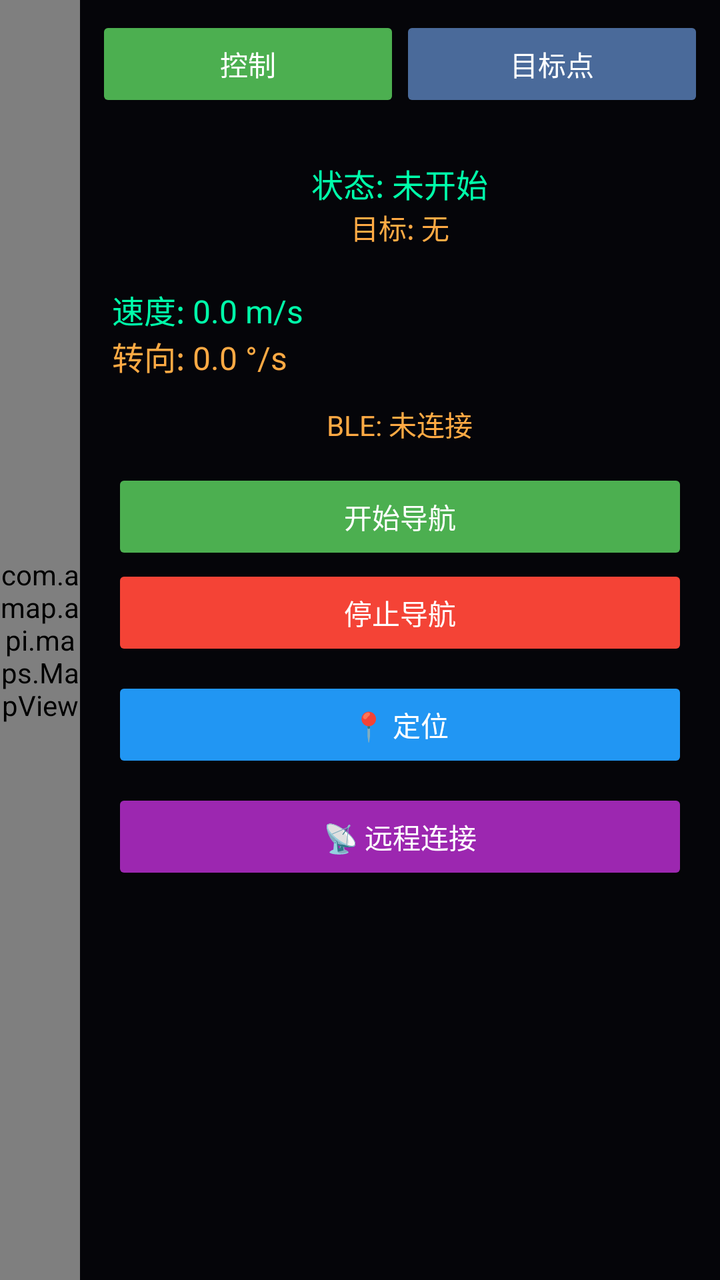
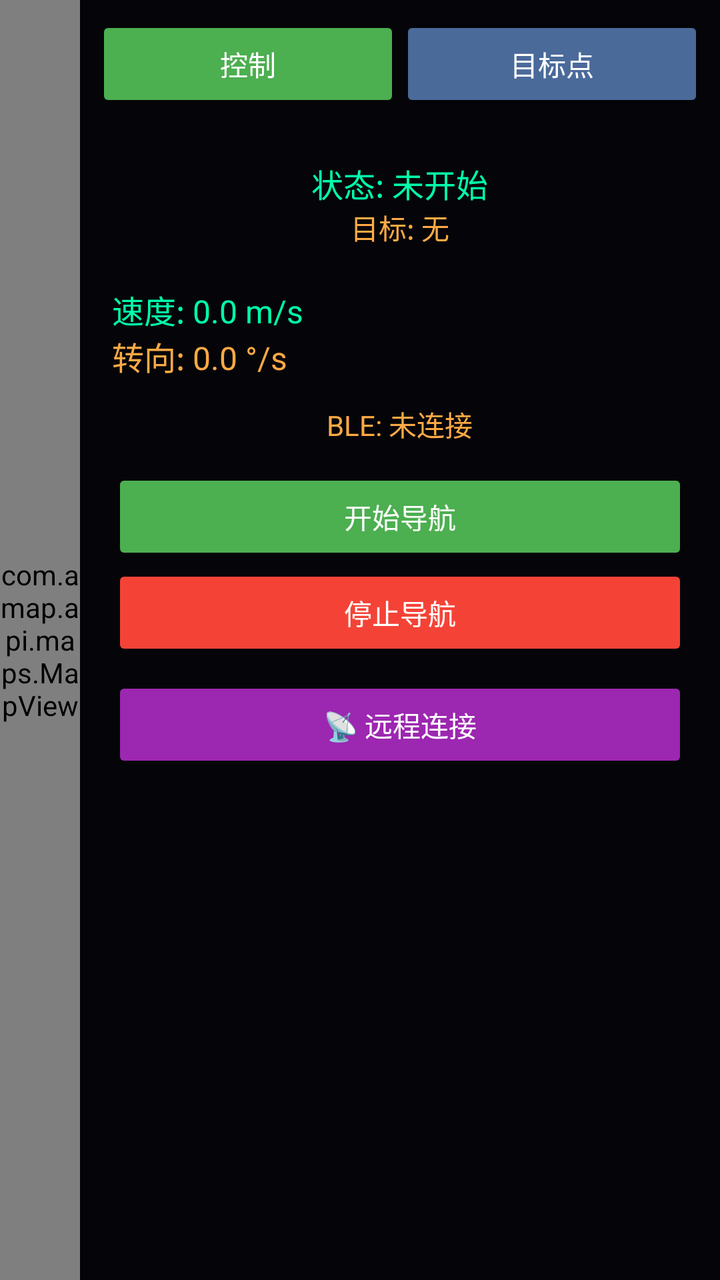

Two renders of the same Android screen: before a commit and after it. Below are the layout's source before the change and the commit's diff.
<!-- AndroidManifest.xml: activity theme AppTheme -->
<!-- res/layout/activity_autodrive.xml -->
<?xml version="1.0" encoding="utf-8"?>
<LinearLayout xmlns:android="http://schemas.android.com/apk/res/android"
    android:layout_width="match_parent"
    android:layout_height="match_parent"
    android:orientation="horizontal"
    android:background="#1A1A2E">

    
    <com.amap.api.maps.MapView
        android:id="@+id/autodrive_map"
        android:layout_width="0dp"
        android:layout_height="match_parent"
        android:layout_weight="1" />

    
    <LinearLayout
        android:layout_width="320dp"
        android:layout_height="match_parent"
        android:orientation="vertical"
        android:background="#CC000000"
        android:padding="8dp">

        
        <LinearLayout
            android:layout_width="match_parent"
            android:layout_height="wrap_content"
            android:orientation="horizontal"
            android:layout_marginBottom="8dp">

            <Button
                android:id="@+id/tab_control"
                android:layout_width="0dp"
                android:layout_height="wrap_content"
                android:layout_weight="1"
                android:text="控制"
                android:textColor="#FFFFFF"
                android:backgroundTint="#4CAF50" />

            <Button
                android:id="@+id/tab_points"
                android:layout_width="0dp"
                android:layout_height="wrap_content"
                android:layout_weight="1"
                android:text="目标点"
                android:textColor="#FFFFFF"
                android:backgroundTint="#4A6A9A" />
        </LinearLayout>

        
        <FrameLayout
            android:layout_width="match_parent"
            android:layout_height="0dp"
            android:layout_weight="1">

            
            <ScrollView
                android:id="@+id/scroll_control"
                android:layout_width="match_parent"
                android:layout_height="match_parent"
                android:fillViewport="true"
                android:visibility="visible">

                <LinearLayout
                    android:layout_width="match_parent"
                    android:layout_height="wrap_content"
                    android:orientation="vertical"
                    android:gravity="center_horizontal"
                    android:padding="8dp">

                    <TextView
                        android:id="@+id/tv_status"
                        android:layout_width="wrap_content"
                        android:layout_height="wrap_content"
                        android:text="状态: 未开始"
                        android:textColor="#00FFAA"
                        android:textSize="16sp"
                        android:layout_marginTop="8dp"/>

                    <TextView
                        android:id="@+id/tv_current_target"
                        android:layout_width="wrap_content"
                        android:layout_height="wrap_content"
                        android:text="目标: 无"
                        android:textColor="#FFAA44"
                        android:textSize="14sp"/>

                    <TextView
                        android:id="@+id/tv_info"
                        android:layout_width="wrap_content"
                        android:layout_height="wrap_content"
                        android:text=""
                        android:textColor="#FFFFFF"
                        android:textSize="14sp"/>

                    <TextView
                        android:id="@+id/tv_speed"
                        android:layout_width="match_parent"
                        android:layout_height="wrap_content"
                        android:text="速度: 0.0 m/s"
                        android:textColor="#00FFAA"
                        android:textSize="16sp"/>

                    <TextView
                        android:id="@+id/tv_turn"
                        android:layout_width="match_parent"
                        android:layout_height="wrap_content"
                        android:text="转向: 0.0 °/s"
                        android:textColor="#FFAA44"
                        android:textSize="16sp"/>

                    <TextView
                        android:id="@+id/tv_ble_status"
                        android:layout_width="wrap_content"
                        android:layout_height="wrap_content"
                        android:text="BLE: 未连接"
                        android:textColor="#FFAA44"
                        android:textSize="14sp"
                        android:layout_marginTop="12dp"/>

                    <Button
                        android:id="@+id/btn_start_nav"
                        android:layout_width="match_parent"
                        android:layout_height="wrap_content"
                        android:text="开始导航"
                        android:backgroundTint="#4CAF50"
                        android:textColor="#FFFFFF"
                        android:layout_marginTop="12dp"/>

                    <Button
                        android:id="@+id/btn_stop_nav"
                        android:layout_width="match_parent"
                        android:layout_height="wrap_content"
                        android:text="停止导航"
                        android:enabled="false"
                        android:backgroundTint="#F44336"
                        android:textColor="#FFFFFF"/>

                    <Button
                        android:id="@+id/btn_locate"
                        android:layout_width="match_parent"
                        android:layout_height="wrap_content"
                        android:layout_marginTop="8dp"
                        android:text="📍 定位"
                        android:backgroundTint="#2196F3"
                        android:textColor="#FFFFFF"/>
                    <Button
                        android:id="@+id/btn_remote_control"
                        android:layout_width="match_parent"
                        android:layout_height="wrap_content"
                        android:layout_marginTop="8dp"
                        android:text="📡 远程连接"
                        android:backgroundTint="#9C27B0"
                        android:textColor="#FFFFFF"/>
                </LinearLayout>
            </ScrollView>

            
            <LinearLayout
                android:id="@+id/page_points"
                android:layout_width="match_parent"
                android:layout_height="match_parent"
                android:orientation="vertical"
                android:padding="8dp"
                android:visibility="gone">

                <TextView
                    android:layout_width="wrap_content"
                    android:layout_height="wrap_content"
                    android:text="目标点列表"
                    android:textColor="#FFFFFF"
                    android:textSize="18sp"
                    android:layout_marginBottom="8dp"/>

                <ListView
                    android:id="@+id/lv_waypoints"
                    android:layout_width="match_parent"
                    android:layout_height="0dp"
                    android:layout_weight="1"
                    android:background="#33000000"
                    android:padding="4dp"
                    android:divider="#444444"
                    android:dividerHeight="1dp"
                    android:choiceMode="singleChoice"/>

                
                <LinearLayout
                    android:layout_width="match_parent"
                    android:layout_height="wrap_content"
                    android:orientation="horizontal"
                    android:layout_marginTop="8dp">

                    <Button
                        android:id="@+id/btn_add_current_pos"
                        android:layout_width="0dp"
                        android:layout_weight="1"
                        android:layout_height="wrap_content"
                        android:text="标记自己"
                        android:textSize="12sp"
                        android:backgroundTint="#4A6A9A"
                        android:textColor="#FFFFFF"/>

                    <Button
                        android:id="@+id/btn_delete_selected"
                        android:layout_width="0dp"
                        android:layout_weight="1"
                        android:layout_height="wrap_content"
                        android:text="删除选中"
                        android:textSize="12sp"
                        android:backgroundTint="#F44336"
                        android:textColor="#FFFFFF"
                        android:layout_marginStart="4dp"/>

                    <Button
                        android:id="@+id/btn_clear_points"
                        android:layout_width="0dp"
                        android:layout_weight="1"
                        android:layout_height="wrap_content"
                        android:text="清空所有"
                        android:textSize="12sp"
                        android:backgroundTint="#FF5722"
                        android:textColor="#FFFFFF"
                        android:layout_marginStart="4dp"/>

                </LinearLayout>

            </LinearLayout>

        </FrameLayout>

    </LinearLayout>

</LinearLayout>
<!-- resources referenced by this layout -->
<resources>
  <style name="AppTheme" parent="Theme.AppCompat.Light.NoActionBar" />
</resources>

<!-- the commit's change to res/layout/activity_autodrive.xml (unified diff, before → after) -->
@@ -2,48 +2,64 @@
 <LinearLayout xmlns:android="http://schemas.android.com/apk/res/android"
     android:layout_width="match_parent"
     android:layout_height="match_parent"
-    android:orientation="horizontal"
-    android:background="#1A1A2E">
+    android:background="#1A1A2E"
+    android:orientation="horizontal">
 
     
-    <com.amap.api.maps.MapView
-        android:id="@+id/autodrive_map"
+    <FrameLayout
         android:layout_width="0dp"
         android:layout_height="match_parent"
-        android:layout_weight="1" />
+        android:layout_weight="1">
+
+        
+        <com.amap.api.maps.MapView
+            android:id="@+id/autodrive_map"
+            android:layout_width="match_parent"
+            android:layout_height="match_parent" />
+
+        
+        <ImageButton
+            android:id="@+id/btn_locate"
+            android:layout_width="48dp"
+            android:layout_height="48dp"
+            android:layout_gravity="bottom|end"
+            android:layout_marginBottom="100dp"
+            android:background="@raw/ic_locate" />
+
+    </FrameLayout>
 
     
     <LinearLayout
         android:layout_width="320dp"
         android:layout_height="match_parent"
+        android:background="#CC000000"
         android:orientation="vertical"
-        android:background="#CC000000"
         android:padding="8dp">
 
         
         <LinearLayout
             android:layout_width="match_parent"
             android:layout_height="wrap_content"
-            android:orientation="horizontal"
-            android:layout_marginBottom="8dp">
+            android:layout_marginBottom="8dp"
+            android:orientation="horizontal">
 
             <Button
                 android:id="@+id/tab_control"
                 android:layout_width="0dp"
                 android:layout_height="wrap_content"
                 android:layout_weight="1"
+                android:backgroundTint="#4CAF50"
                 android:text="控制"
-                android:textColor="#FFFFFF"
-                android:backgroundTint="#4CAF50" />
+                android:textColor="#FFFFFF" />
 
             <Button
                 android:id="@+id/tab_points"
                 android:layout_width="0dp"
                 android:layout_height="wrap_content"
                 android:layout_weight="1"
+                android:backgroundTint="#4A6A9A"
                 android:text="目标点"
-                android:textColor="#FFFFFF"
-                android:backgroundTint="#4A6A9A" />
+                android:textColor="#FFFFFF" />
         </LinearLayout>
 
         
@@ -63,18 +79,18 @@
                 <LinearLayout
                     android:layout_width="match_parent"
                     android:layout_height="wrap_content"
+                    android:gravity="center_horizontal"
                     android:orientation="vertical"
-                    android:gravity="center_horizontal"
                     android:padding="8dp">
 
                     <TextView
                         android:id="@+id/tv_status"
                         android:layout_width="wrap_content"
                         android:layout_height="wrap_content"
+                        android:layout_marginTop="8dp"
                         android:text="状态: 未开始"
                         android:textColor="#00FFAA"
-                        android:textSize="16sp"
-                        android:layout_marginTop="8dp"/>
+                        android:textSize="16sp" />
 
                     <TextView
                         android:id="@+id/tv_current_target"
@@ -82,7 +98,7 @@
                         android:layout_height="wrap_content"
                         android:text="目标: 无"
                         android:textColor="#FFAA44"
-                        android:textSize="14sp"/>
+                        android:textSize="14sp" />
 
                     <TextView
                         android:id="@+id/tv_info"
@@ -90,7 +106,7 @@
                         android:layout_height="wrap_content"
                         android:text=""
                         android:textColor="#FFFFFF"
-                        android:textSize="14sp"/>
+                        android:textSize="14sp" />
 
                     <TextView
                         android:id="@+id/tv_speed"
@@ -98,7 +114,7 @@
                         android:layout_height="wrap_content"
                         android:text="速度: 0.0 m/s"
                         android:textColor="#00FFAA"
-                        android:textSize="16sp"/>
+                        android:textSize="16sp" />
 
                     <TextView
                         android:id="@+id/tv_turn"
@@ -106,51 +122,44 @@
                         android:layout_height="wrap_content"
                         android:text="转向: 0.0 °/s"
                         android:textColor="#FFAA44"
-                        android:textSize="16sp"/>
+                        android:textSize="16sp" />
 
                     <TextView
                         android:id="@+id/tv_ble_status"
                         android:layout_width="wrap_content"
                         android:layout_height="wrap_content"
+                        android:layout_marginTop="12dp"
                         android:text="BLE: 未连接"
                         android:textColor="#FFAA44"
-                        android:textSize="14sp"
-                        android:layout_marginTop="12dp"/>
+                        android:textSize="14sp" />
 
                     <Button
                         android:id="@+id/btn_start_nav"
                         android:layout_width="match_parent"
                         android:layout_height="wrap_content"
+                        android:layout_marginTop="12dp"
+                        android:backgroundTint="#4CAF50"
                         android:text="开始导航"
-                        android:backgroundTint="#4CAF50"
-                        android:textColor="#FFFFFF"
-                        android:layout_marginTop="12dp"/>
+                        android:textColor="#FFFFFF" />
 
                     <Button
                         android:id="@+id/btn_stop_nav"
                         android:layout_width="match_parent"
                         android:layout_height="wrap_content"
+                        android:backgroundTint="#F44336"
+                        android:enabled="false"
                         android:text="停止导航"
-                        android:enabled="false"
-                        android:backgroundTint="#F44336"
-                        android:textColor="#FFFFFF"/>
-
-                    <Button
-                        android:id="@+id/btn_locate"
+                        android:textColor="#FFFFFF" />
+
+                    <Button
+                        android:id="@+id/btn_remote_control"
                         android:layout_width="match_parent"
                         android:layout_height="wrap_content"
                         android:layout_marginTop="8dp"
-                        android:text="📍 定位"
-                        android:backgroundTint="#2196F3"
-                        android:textColor="#FFFFFF"/>
-                    <Button
-                        android:id="@+id/btn_remote_control"
-                        android:layout_width="match_parent"
-                        android:layout_height="wrap_content"
-                        android:layout_marginTop="8dp"
+                        android:backgroundTint="#9C27B0"
                         android:text="📡 远程连接"
-                        android:backgroundTint="#9C27B0"
-                        android:textColor="#FFFFFF"/>
+                        android:textColor="#FFFFFF" />
+
                 </LinearLayout>
             </ScrollView>
 
@@ -166,10 +175,10 @@
                 <TextView
                     android:layout_width="wrap_content"
                     android:layout_height="wrap_content"
+                    android:layout_marginBottom="8dp"
                     android:text="目标点列表"
                     android:textColor="#FFFFFF"
-                    android:textSize="18sp"
-                    android:layout_marginBottom="8dp"/>
+                    android:textSize="18sp" />
 
                 <ListView
                     android:id="@+id/lv_waypoints"
@@ -177,49 +186,49 @@
                     android:layout_height="0dp"
                     android:layout_weight="1"
                     android:background="#33000000"
-                    android:padding="4dp"
+                    android:choiceMode="singleChoice"
                     android:divider="#444444"
                     android:dividerHeight="1dp"
-                    android:choiceMode="singleChoice"/>
+                    android:padding="4dp" />
 
                 
                 <LinearLayout
                     android:layout_width="match_parent"
                     android:layout_height="wrap_content"
-                    android:orientation="horizontal"
-                    android:layout_marginTop="8dp">
+                    android:layout_marginTop="8dp"
+                    android:orientation="horizontal">
 
                     <Button
                         android:id="@+id/btn_add_current_pos"
                         android:layout_width="0dp"
+                        android:layout_height="wrap_content"
                         android:layout_weight="1"
-                        android:layout_height="wrap_content"
+                        android:backgroundTint="#4A6A9A"
                         android:text="标记自己"
-                        android:textSize="12sp"
-                        android:backgroundTint="#4A6A9A"
-                        android:textColor="#FFFFFF"/>
+                        android:textColor="#FFFFFF"
+                        android:textSize="12sp" />
 
                     <Button
                         android:id="@+id/btn_delete_selected"
                         android:layout_width="0dp"
+                        android:layout_height="wrap_content"
+                        android:layout_marginStart="4dp"
                         android:layout_weight="1"
-                        android:layout_height="wrap_content"
+                        android:backgroundTint="#F44336"
                         android:text="删除选中"
-                        android:textSize="12sp"
-                        android:backgroundTint="#F44336"
-                        android:textColor="#FFFFFF"
-                        android:layout_marginStart="4dp"/>
+                        android:textColor="#FFFFFF"
+                        android:textSize="12sp" />
 
                     <Button
                         android:id="@+id/btn_clear_points"
                         android:layout_width="0dp"
+                        android:layout_height="wrap_content"
+                        android:layout_marginStart="4dp"
                         android:layout_weight="1"
-                        android:layout_height="wrap_content"
+                        android:backgroundTint="#FF5722"
                         android:text="清空所有"
-                        android:textSize="12sp"
-                        android:backgroundTint="#FF5722"
-                        android:textColor="#FFFFFF"
-                        android:layout_marginStart="4dp"/>
+                        android:textColor="#FFFFFF"
+                        android:textSize="12sp" />
 
                 </LinearLayout>
 
